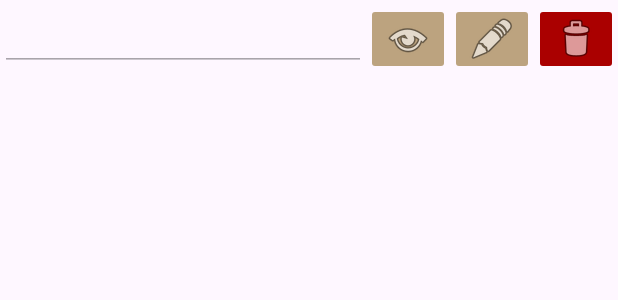
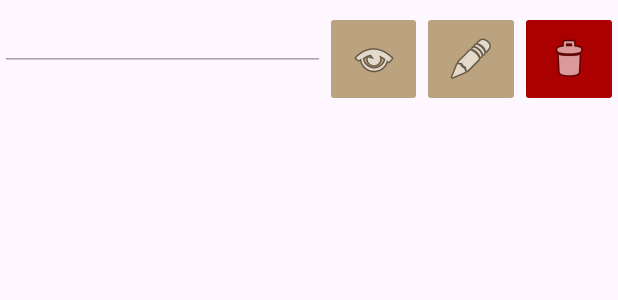
Before and after one commit to CarlosBlancoFermin/Proyecto1_Grupo7, an Android app: the layout listar_item.xml on its own in the app's theme, with its tools: preview values and no code run, on a phone screen of 412 x 824 dp. Shown: the top 300 px of the screen. Run offline under Robolectric (Android 15) with nearby library versions, the phone set to English and light mode, and no system bars.

```diff
--- a/app/src/main/java/com/example/proyecto_entrega2_grupo7/activities/OnClickCallback.java
+++ b/app/src/main/java/com/example/proyecto_entrega2_grupo7/activities/OnClickAvisador.java
@@ -1,6 +1,4 @@
 package com.example.proyecto_entrega2_grupo7.activities;
-
-import android.view.View;
 
 import com.example.proyecto_entrega2_grupo7.entities.Usuario;
 
@@ -9,6 +7,6 @@ import com.example.proyecto_entrega2_grupo7.entities.Usuario;
  * que permite gestionar los botones pulsados
  * en un item del RecyclerView
  */
-public interface OnClickCallback {
+public interface OnClickAvisador {
     void onUserClick(Usuario usuario, int id);
 }
--- a/app/src/main/res/layout/list_item.xml
+++ b/app/src/main/res/layout/listar_item.xml
@@ -14,29 +14,31 @@
         android:enabled="false"
         android:focusable="false"
         android:focusableInTouchMode="false"
-        android:inputType="text"
         android:layout_weight="4" />
 
     <ImageButton
         android:id="@+id/btDetalles"
-        android:layout_width="@android:dimen/app_icon_size"
-        android:layout_height="@android:dimen/app_icon_size"
+        android:layout_width="@android:dimen/notification_large_icon_width"
+        android:layout_height="@android:dimen/notification_large_icon_height"
+        android:layout_marginTop="5dp"
         android:layout_weight="1"
         android:backgroundTint="@color/accent"
         app:srcCompat="@android:drawable/ic_menu_view" />
 
     <ImageButton
         android:id="@+id/btModificar"
-        android:layout_width="@android:dimen/app_icon_size"
-        android:layout_height="@android:dimen/app_icon_size"
+        android:layout_width="@android:dimen/notification_large_icon_width"
+        android:layout_height="@android:dimen/notification_large_icon_height"
+        android:layout_marginTop="5dp"
         android:layout_weight="1"
         android:backgroundTint="@color/accent"
         app:srcCompat="@android:drawable/ic_menu_edit" />
 
     <ImageButton
         android:id="@+id/btBorrar"
-        android:layout_width="@android:dimen/app_icon_size"
-        android:layout_height="@android:dimen/app_icon_size"
+        android:layout_width="@android:dimen/notification_large_icon_width"
+        android:layout_height="@android:dimen/notification_large_icon_height"
+        android:layout_marginTop="5dp"
         android:layout_weight="1"
         android:backgroundTint="#aa0000"
         app:srcCompat="@android:drawable/ic_menu_delete" />
```
Also changed, not shown: app/src/main/java/com/example/proyecto_entrega2_grupo7/activities/ListarActivity.java (+35 -4 lines), app/src/main/java/com/example/proyecto_entrega2_grupo7/activities/ListarAdapter.java (+9 -13 lines), app/src/main/java/com/example/proyecto_entrega2_grupo7/entities/Usuario.java (+6 -1 lines), app/src/main/res/layout/activity_listar.xml (+59 -16 lines).
